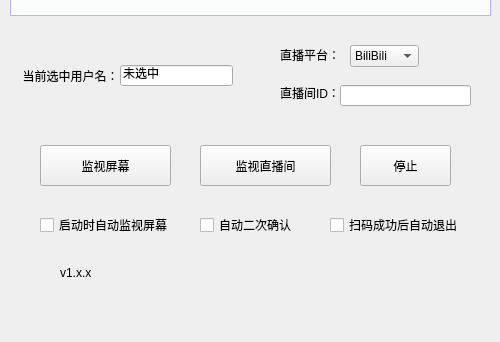
The window that src/MHY_Scanner_Gui/ScannerGui.ui (Theresa-0328/MHY_Scanner) describes before a commit, drawn with Qt 5; both pictures show x 0 to 500 and y 258 to 600 of the 500 by 600 pixel window.
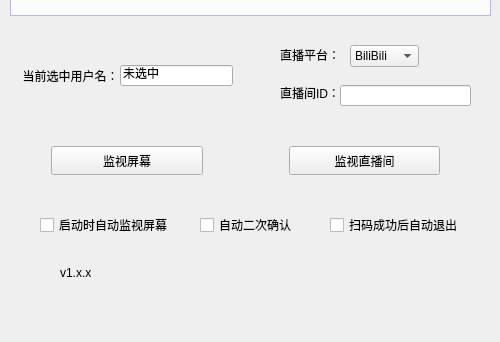
The same window after the commit.

Commit message: Optimize UI responsiveness and remove the 'Stop' button

Diff of the .ui file:
```diff
--- a/src/MHY_Scanner_Gui/ScannerGui.ui
+++ b/src/MHY_Scanner_Gui/ScannerGui.ui
@@ -29,19 +29,6 @@
    <string>MHY扫码器</string>
   </property>
   <widget class="QWidget" name="centralWidget">
-   <widget class="QPushButton" name="pBtstartScreen">
-    <property name="geometry">
-     <rect>
-      <x>40</x>
-      <y>380</y>
-      <width>131</width>
-      <height>41</height>
-     </rect>
-    </property>
-    <property name="text">
-     <string>监视屏幕</string>
-    </property>
-   </widget>
    <widget class="QCheckBox" name="checkBoxAutoScreen">
     <property name="enabled">
      <bool>true</bool>
@@ -71,19 +58,6 @@
      <string>扫码成功后自动退出</string>
     </property>
    </widget>
-   <widget class="QPushButton" name="pBtStream">
-    <property name="geometry">
-     <rect>
-      <x>200</x>
-      <y>380</y>
-      <width>131</width>
-      <height>41</height>
-     </rect>
-    </property>
-    <property name="text">
-     <string>监视直播间</string>
-    </property>
-   </widget>
    <widget class="QLineEdit" name="lineEditUname">
     <property name="enabled">
      <bool>true</bool>
@@ -288,18 +262,74 @@
      <string>自动二次确认</string>
     </property>
    </widget>
-   <widget class="QPushButton" name="pBtStop">
+   <widget class="QWidget" name="horizontalLayoutWidget">
     <property name="geometry">
      <rect>
-      <x>360</x>
-      <y>380</y>
-      <width>91</width>
-      <height>41</height>
+      <x>40</x>
+      <y>370</y>
+      <width>411</width>
+      <height>51</height>
      </rect>
     </property>
-    <property name="text">
-     <string>停止</string>
-    </property>
+    <layout class="QHBoxLayout" name="horizontalLayout_3">
+     <item>
+      <widget class="QPushButton" name="pBtstartScreen">
+       <property name="sizePolicy">
+        <sizepolicy hsizetype="Minimum" vsizetype="MinimumExpanding">
+         <horstretch>0</horstretch>
+         <verstretch>0</verstretch>
+        </sizepolicy>
+       </property>
+       <property name="minimumSize">
+        <size>
+         <width>0</width>
+         <height>0</height>
+        </size>
+       </property>
+       <property name="text">
+        <string>监视屏幕</string>
+       </property>
+       <property name="checkable">
+        <bool>true</bool>
+       </property>
+       <property name="flat">
+        <bool>false</bool>
+       </property>
+      </widget>
+     </item>
+     <item>
+      <spacer name="horizontalSpacer">
+       <property name="orientation">
+        <enum>Qt::Horizontal</enum>
+       </property>
+       <property name="sizeType">
+        <enum>QSizePolicy::Fixed</enum>
+       </property>
+       <property name="sizeHint" stdset="0">
+        <size>
+         <width>80</width>
+         <height>20</height>
+        </size>
+       </property>
+      </spacer>
+     </item>
+     <item>
+      <widget class="QPushButton" name="pBtStream">
+       <property name="sizePolicy">
+        <sizepolicy hsizetype="Minimum" vsizetype="Minimum">
+         <horstretch>0</horstretch>
+         <verstretch>0</verstretch>
+        </sizepolicy>
+       </property>
+       <property name="text">
+        <string>监视直播间</string>
+       </property>
+       <property name="checkable">
+        <bool>true</bool>
+       </property>
+      </widget>
+     </item>
+    </layout>
    </widget>
   </widget>
   <widget class="QMenuBar" name="menuBar">
```
The commit also changes 5 other files.
